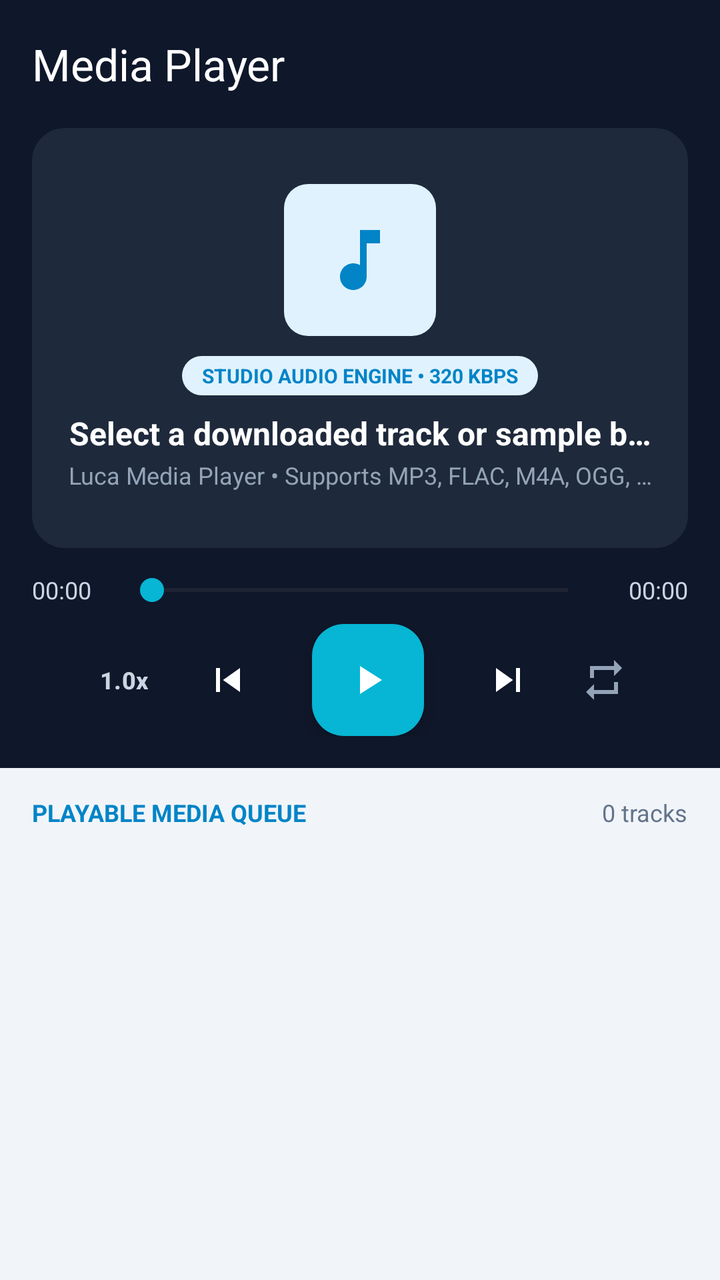
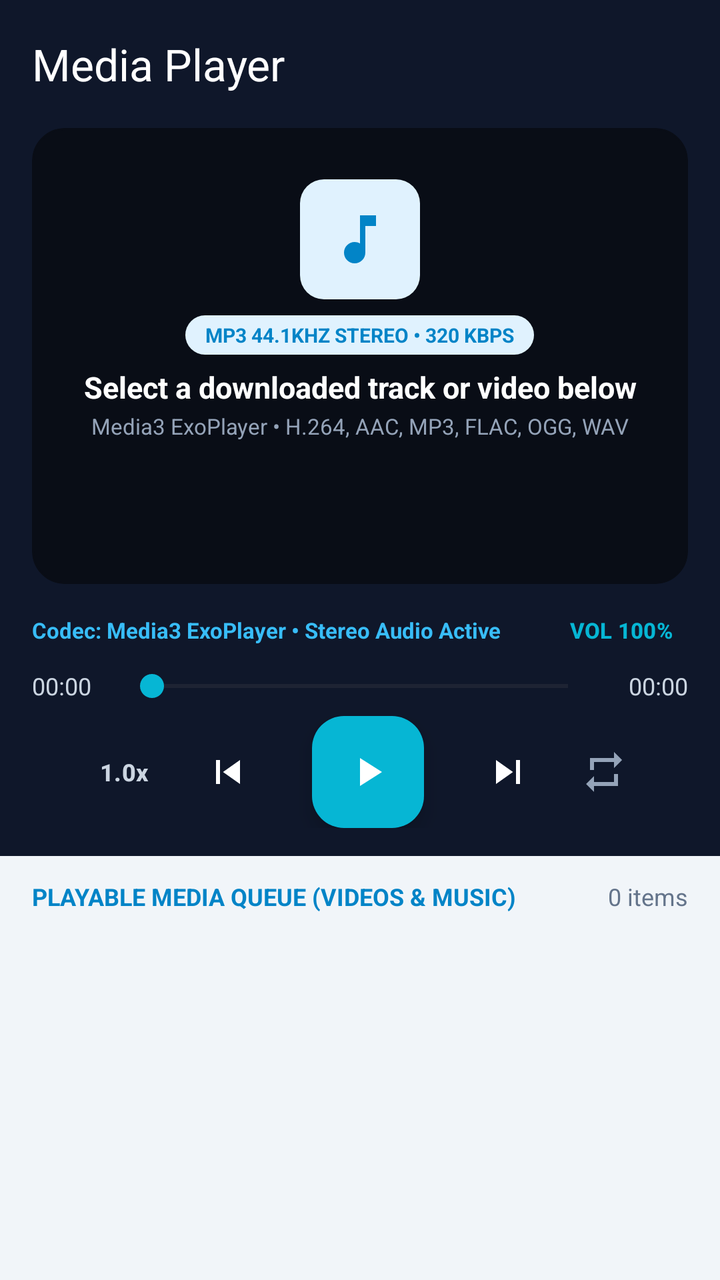

An Android layout rendered at two revisions. The XML below is the earlier revision; the diff shows what the commit changed to produce the second picture.
<!-- AndroidManifest.xml: activity theme Theme.DownloadManager -->
<!-- res/layout/activity_media_player.xml -->
<?xml version="1.0" encoding="utf-8"?>
<LinearLayout
    xmlns:android="http://schemas.android.com/apk/res/android"
    xmlns:app="http://schemas.android.com/apk/res-auto"
    xmlns:tools="http://schemas.android.com/tools"
    android:layout_width="match_parent"
    android:layout_height="match_parent"
    android:background="@color/colorBackground"
    android:orientation="vertical"
    tools:context=".activity.MediaPlayerActivity">

    <com.google.android.material.appbar.MaterialToolbar
        android:id="@+id/toolbar"
        android:layout_width="match_parent"
        android:layout_height="?attr/actionBarSize"
        android:background="@color/colorHeaderBg"
        app:navigationIconTint="@android:color/white"
        app:title="@string/media_player"
        app:titleTextColor="@android:color/white" />

    
    <LinearLayout
        android:layout_width="match_parent"
        android:layout_height="wrap_content"
        android:background="@color/colorHeaderBg"
        android:orientation="vertical"
        android:paddingHorizontal="16dp"
        android:paddingBottom="16dp">

        <FrameLayout
            android:id="@+id/mediaStageContainer"
            android:layout_width="match_parent"
            android:layout_height="210dp"
            android:background="@drawable/card_background"
            android:backgroundTint="@color/colorDashboardCard">

            
            <VideoView
                android:id="@+id/videoView"
                android:layout_width="match_parent"
                android:layout_height="match_parent"
                android:layout_gravity="center"
                android:visibility="gone" />

            
            <LinearLayout
                android:id="@+id/audioVisualizerContainer"
                android:layout_width="match_parent"
                android:layout_height="match_parent"
                android:gravity="center"
                android:orientation="vertical"
                android:padding="16dp">

                <FrameLayout
                    android:layout_width="76dp"
                    android:layout_height="76dp"
                    android:background="@drawable/icon_badge_background">

                    <ImageView
                        android:id="@+id/ivMediaArtwork"
                        android:layout_width="40dp"
                        android:layout_height="40dp"
                        android:layout_gravity="center"
                        android:contentDescription="@string/media_player"
                        android:src="@drawable/ic_music"
                        app:tint="@color/colorPrimary" />
                </FrameLayout>

                <TextView
                    android:id="@+id/tvNowPlayingBadge"
                    android:layout_width="wrap_content"
                    android:layout_height="wrap_content"
                    android:layout_marginTop="10dp"
                    android:background="@drawable/icon_badge_background"
                    android:paddingHorizontal="10dp"
                    android:paddingVertical="3dp"
                    android:text="STUDIO AUDIO ENGINE • 320 KBPS"
                    android:textColor="@color/colorPrimary"
                    android:textSize="10sp"
                    android:textStyle="bold" />

                <TextView
                    android:id="@+id/tvMediaTitle"
                    android:layout_width="match_parent"
                    android:layout_height="wrap_content"
                    android:layout_marginTop="8dp"
                    android:ellipsize="end"
                    android:gravity="center"
                    android:maxLines="1"
                    android:text="Select a downloaded track or sample below"
                    android:textColor="@android:color/white"
                    android:textSize="16sp"
                    android:textStyle="bold" />

                <TextView
                    android:id="@+id/tvMediaSubtitle"
                    android:layout_width="match_parent"
                    android:layout_height="wrap_content"
                    android:layout_marginTop="2dp"
                    android:ellipsize="end"
                    android:gravity="center"
                    android:maxLines="1"
                    android:text="Luca Media Player • Supports MP3, FLAC, M4A, OGG, MP4, MKV"
                    android:textColor="#94A3B8"
                    android:textSize="12sp" />
            </LinearLayout>
        </FrameLayout>

        
        <LinearLayout
            android:layout_width="match_parent"
            android:layout_height="wrap_content"
            android:layout_marginTop="12dp"
            android:gravity="center_vertical"
            android:orientation="horizontal">

            <TextView
                android:id="@+id/tvCurrentTime"
                android:layout_width="44dp"
                android:layout_height="wrap_content"
                android:text="00:00"
                android:textColor="#CBD5E1"
                android:textSize="12sp" />

            <SeekBar
                android:id="@+id/seekBarMedia"
                android:layout_width="0dp"
                android:layout_height="wrap_content"
                android:layout_weight="1"
                android:max="1000"
                android:progress="0"
                android:progressTint="@color/colorAccent"
                android:thumbTint="@color/colorAccent" />

            <TextView
                android:id="@+id/tvTotalDuration"
                android:layout_width="44dp"
                android:layout_height="wrap_content"
                android:gravity="end"
                android:text="00:00"
                android:textColor="#CBD5E1"
                android:textSize="12sp" />
        </LinearLayout>

        
        <LinearLayout
            android:layout_width="match_parent"
            android:layout_height="wrap_content"
            android:layout_marginTop="8dp"
            android:gravity="center"
            android:orientation="horizontal">

            <com.google.android.material.button.MaterialButton
                android:id="@+id/btnPlaybackSpeed"
                style="@style/Widget.Material3.Button.TextButton"
                android:layout_width="56dp"
                android:layout_height="40dp"
                android:insetTop="0dp"
                android:insetBottom="0dp"
                android:padding="0dp"
                android:text="1.0x"
                android:textColor="#CBD5E1"
                android:textSize="12sp"
                android:textStyle="bold" />

            <ImageButton
                android:id="@+id/btnPrevTrack"
                android:layout_width="48dp"
                android:layout_height="48dp"
                android:background="?attr/selectableItemBackgroundBorderless"
                android:contentDescription="Previous"
                android:src="@drawable/ic_skip_previous"
                app:tint="@android:color/white" />

            <com.google.android.material.floatingactionbutton.FloatingActionButton
                android:id="@+id/fabPlayPause"
                android:layout_width="wrap_content"
                android:layout_height="wrap_content"
                android:layout_marginHorizontal="18dp"
                android:contentDescription="@string/resume"
                android:src="@drawable/ic_play"
                app:backgroundTint="@color/colorAccent"
                app:fabCustomSize="56dp"
                app:tint="@android:color/white" />

            <ImageButton
                android:id="@+id/btnNextTrack"
                android:layout_width="48dp"
                android:layout_height="48dp"
                android:background="?attr/selectableItemBackgroundBorderless"
                android:contentDescription="Next"
                android:src="@drawable/ic_skip_next"
                app:tint="@android:color/white" />

            <ImageButton
                android:id="@+id/btnRepeatToggle"
                android:layout_width="48dp"
                android:layout_height="48dp"
                android:background="?attr/selectableItemBackgroundBorderless"
                android:contentDescription="Repeat"
                android:src="@drawable/ic_repeat"
                app:tint="#94A3B8" />
        </LinearLayout>
    </LinearLayout>

    
    <LinearLayout
        android:layout_width="match_parent"
        android:layout_height="wrap_content"
        android:gravity="center_vertical"
        android:orientation="horizontal"
        android:paddingHorizontal="16dp"
        android:paddingTop="14dp"
        android:paddingBottom="6dp">

        <TextView
            android:layout_width="0dp"
            android:layout_height="wrap_content"
            android:layout_weight="1"
            android:text="PLAYABLE MEDIA QUEUE"
            android:textColor="@color/colorPrimary"
            android:textSize="12sp"
            android:textStyle="bold" />

        <TextView
            android:id="@+id/tvQueueCount"
            android:layout_width="wrap_content"
            android:layout_height="wrap_content"
            android:text="0 tracks"
            android:textColor="@color/gray"
            android:textSize="12sp" />
    </LinearLayout>

    <androidx.recyclerview.widget.RecyclerView
        android:id="@+id/rvMediaQueue"
        android:layout_width="match_parent"
        android:layout_height="0dp"
        android:layout_weight="1"
        android:clipToPadding="false"
        android:paddingHorizontal="12dp"
        android:paddingBottom="16dp" />

</LinearLayout>
<!-- resources referenced by this layout -->
<resources>
  <color name="colorAccent">#FF06B6D4</color>
  <color name="colorBackground">#FFF1F5F9</color>
  <color name="colorDashboardCard">#FF1E293B</color>
  <color name="colorHeaderBg">#FF0F172A</color>
  <color name="colorPrimary">#FF0284C7</color>
  <color name="gray">#FF64748B</color>
  <!-- drawable card_background (drawable) -->
  <?xml version="1.0" encoding="utf-8"?>
  <shape xmlns:android="http://schemas.android.com/apk/res/android">
      <solid android:color="@color/colorSurface" />
      <corners android:radius="16dp" />
      <stroke android:width="1dp" android:color="@color/colorBorder" />
  </shape>
  <!-- drawable ic_music (drawable) -->
  <?xml version="1.0" encoding="utf-8"?>
  <vector xmlns:android="http://schemas.android.com/apk/res/android"
      android:width="24dp"
      android:height="24dp"
      android:viewportWidth="24"
      android:viewportHeight="24">
      <path
          android:fillColor="#FF000000"
          android:pathData="M12,3v10.55c-0.59,-0.34 -1.27,-0.55 -2,-0.55 -2.21,0 -4,1.79 -4,4s1.79,4 4,4 4,-1.79 4,-4V7h4V3h-6z" />
  </vector>
  <!-- drawable ic_play (drawable) -->
  <?xml version="1.0" encoding="utf-8"?>
  <vector xmlns:android="http://schemas.android.com/apk/res/android"
      android:width="24dp"
      android:height="24dp"
      android:viewportWidth="24"
      android:viewportHeight="24">
      <path
          android:fillColor="#FF000000"
          android:pathData="M8,5v14l11,-7z" />
  </vector>
  <!-- drawable ic_repeat (drawable) -->
  <?xml version="1.0" encoding="utf-8"?>
  <vector xmlns:android="http://schemas.android.com/apk/res/android"
      android:width="24dp"
      android:height="24dp"
      android:viewportWidth="24"
      android:viewportHeight="24">
      <path
          android:fillColor="#FFFFFFFF"
          android:pathData="M7,7h10v3l4,-4 -4,-4v3H5v6h2V7zM17,17H7v-3l-4,4 4,4v-3h12v-6h-2v4z" />
  </vector>
  <!-- drawable ic_skip_next (drawable) -->
  <?xml version="1.0" encoding="utf-8"?>
  <vector xmlns:android="http://schemas.android.com/apk/res/android"
      android:width="24dp"
      android:height="24dp"
      android:viewportWidth="24"
      android:viewportHeight="24">
      <path
          android:fillColor="#FFFFFFFF"
          android:pathData="M6,18l8.5,-6L6,6v12zM16,6v12h2V6h-2z" />
  </vector>
  <!-- drawable ic_skip_previous (drawable) -->
  <?xml version="1.0" encoding="utf-8"?>
  <vector xmlns:android="http://schemas.android.com/apk/res/android"
      android:width="24dp"
      android:height="24dp"
      android:viewportWidth="24"
      android:viewportHeight="24">
      <path
          android:fillColor="#FFFFFFFF"
          android:pathData="M6,6h2v12H6zM9.5,12l8.5,6V6z" />
  </vector>
  <!-- drawable icon_badge_background (drawable) -->
  <?xml version="1.0" encoding="utf-8"?>
  <shape xmlns:android="http://schemas.android.com/apk/res/android">
      <solid android:color="@color/icon_bg_tint" />
      <corners android:radius="12dp" />
  </shape>
  <string name="media_player">Media Player</string>
  <string name="resume">Resume</string>
  <color name="colorSurface">#FFFFFFFF</color>
  <color name="colorBorder">#FFE2E8F0</color>
  <color name="icon_bg_tint">#FFE0F2FE</color>
  <color name="colorPrimaryDark">#FF0F172A</color>
  <color name="colorOnPrimary">#FFFFFFFF</color>
  <color name="colorOnSurface">#FF0F172A</color>
  <!-- unchanged entries left out for length: 1 -->
</resources>

<!-- the commit's change to res/layout/activity_media_player.xml (unified diff, before → after) -->
@@ -25,22 +25,80 @@
         android:background="@color/colorHeaderBg"
         android:orientation="vertical"
         android:paddingHorizontal="16dp"
-        android:paddingBottom="16dp">
+        android:paddingBottom="14dp">
 
         <FrameLayout
             android:id="@+id/mediaStageContainer"
             android:layout_width="match_parent"
-            android:layout_height="210dp"
+            android:layout_height="228dp"
             android:background="@drawable/card_background"
-            android:backgroundTint="@color/colorDashboardCard">
+            android:backgroundTint="#090D16"
+            android:clipToOutline="true">
 
             
-            <VideoView
-                android:id="@+id/videoView"
+            <androidx.media3.ui.PlayerView
+                android:id="@+id/playerView"
                 android:layout_width="match_parent"
                 android:layout_height="match_parent"
                 android:layout_gravity="center"
+                android:visibility="gone"
+                app:resize_mode="fit"
+                app:shutter_background_color="#090D16"
+                app:surface_type="texture_view"
+                app:use_controller="false" />
+
+            
+            <FrameLayout
+                android:id="@+id/videoOverlayContainer"
+                android:layout_width="match_parent"
+                android:layout_height="match_parent"
                 android:visibility="gone" />
+
+            
+            <LinearLayout
+                android:id="@+id/videoHudBar"
+                android:layout_width="match_parent"
+                android:layout_height="wrap_content"
+                android:layout_gravity="top"
+                android:background="#990F172A"
+                android:gravity="center_vertical"
+                android:orientation="horizontal"
+                android:paddingHorizontal="12dp"
+                android:paddingVertical="8dp"
+                android:visibility="gone">
+
+                <ImageView
+                    android:layout_width="18dp"
+                    android:layout_height="18dp"
+                    android:contentDescription="@string/videos"
+                    android:src="@drawable/ic_video"
+                    app:tint="@color/colorAccent" />
+
+                <TextView
+                    android:id="@+id/tvVideoHudTitle"
+                    android:layout_width="0dp"
+                    android:layout_height="wrap_content"
+                    android:layout_marginHorizontal="8dp"
+                    android:layout_weight="1"
+                    android:ellipsize="end"
+                    android:maxLines="1"
+                    android:text="Video.mp4"
+                    android:textColor="@android:color/white"
+                    android:textSize="13sp"
+                    android:textStyle="bold" />
+
+                <TextView
+                    android:id="@+id/tvVideoHudBadge"
+                    android:layout_width="wrap_content"
+                    android:layout_height="wrap_content"
+                    android:background="@drawable/icon_badge_background"
+                    android:paddingHorizontal="8dp"
+                    android:paddingVertical="2dp"
+                    android:text="H.264 + AAC"
+                    android:textColor="@color/colorPrimary"
+                    android:textSize="10sp"
+                    android:textStyle="bold" />
+            </LinearLayout>
 
             
             <LinearLayout
@@ -49,17 +107,17 @@
                 android:layout_height="match_parent"
                 android:gravity="center"
                 android:orientation="vertical"
-                android:padding="16dp">
+                android:padding="14dp">
 
                 <FrameLayout
-                    android:layout_width="76dp"
-                    android:layout_height="76dp"
+                    android:layout_width="60dp"
+                    android:layout_height="60dp"
                     android:background="@drawable/icon_badge_background">
 
                     <ImageView
                         android:id="@+id/ivMediaArtwork"
-                        android:layout_width="40dp"
-                        android:layout_height="40dp"
+                        android:layout_width="32dp"
+                        android:layout_height="32dp"
                         android:layout_gravity="center"
                         android:contentDescription="@string/media_player"
                         android:src="@drawable/ic_music"
@@ -70,11 +128,11 @@
                     android:id="@+id/tvNowPlayingBadge"
                     android:layout_width="wrap_content"
                     android:layout_height="wrap_content"
-                    android:layout_marginTop="10dp"
+                    android:layout_marginTop="8dp"
                     android:background="@drawable/icon_badge_background"
                     android:paddingHorizontal="10dp"
                     android:paddingVertical="3dp"
-                    android:text="STUDIO AUDIO ENGINE • 320 KBPS"
+                    android:text="MP3 44.1KHZ STEREO • 320 KBPS"
                     android:textColor="@color/colorPrimary"
                     android:textSize="10sp"
                     android:textStyle="bold" />
@@ -83,13 +141,13 @@
                     android:id="@+id/tvMediaTitle"
                     android:layout_width="match_parent"
                     android:layout_height="wrap_content"
-                    android:layout_marginTop="8dp"
+                    android:layout_marginTop="6dp"
                     android:ellipsize="end"
                     android:gravity="center"
                     android:maxLines="1"
-                    android:text="Select a downloaded track or sample below"
+                    android:text="Select a downloaded track or video below"
                     android:textColor="@android:color/white"
-                    android:textSize="16sp"
+                    android:textSize="15sp"
                     android:textStyle="bold" />
 
                 <TextView
@@ -100,9 +158,16 @@
                     android:ellipsize="end"
                     android:gravity="center"
                     android:maxLines="1"
-                    android:text="Luca Media Player • Supports MP3, FLAC, M4A, OGG, MP4, MKV"
+                    android:text="Media3 ExoPlayer • H.264, AAC, MP3, FLAC, OGG, WAV"
                     android:textColor="#94A3B8"
-                    android:textSize="12sp" />
+                    android:textSize="11sp" />
+
+                
+                <FrameLayout
+                    android:id="@+id/audioSpectrumHost"
+                    android:layout_width="match_parent"
+                    android:layout_height="38dp"
+                    android:layout_marginTop="8dp" />
             </LinearLayout>
         </FrameLayout>
 
@@ -110,7 +175,43 @@
         <LinearLayout
             android:layout_width="match_parent"
             android:layout_height="wrap_content"
-            android:layout_marginTop="12dp"
+            android:layout_marginTop="8dp"
+            android:gravity="center_vertical"
+            android:orientation="horizontal">
+
+            <TextView
+                android:id="@+id/tvCodecStatus"
+                android:layout_width="0dp"
+                android:layout_height="wrap_content"
+                android:layout_weight="1"
+                android:ellipsize="end"
+                android:maxLines="1"
+                android:text="Codec: Media3 ExoPlayer • Stereo Audio Active"
+                android:textColor="#38BDF8"
+                android:textSize="11sp"
+                android:textStyle="bold" />
+
+            <com.google.android.material.button.MaterialButton
+                android:id="@+id/btnVolumeToggle"
+                style="@style/Widget.Material3.Button.TextButton"
+                android:layout_width="wrap_content"
+                android:layout_height="30dp"
+                android:insetTop="0dp"
+                android:insetBottom="0dp"
+                android:minWidth="64dp"
+                android:paddingHorizontal="8dp"
+                android:paddingVertical="0dp"
+                android:text="VOL 100%"
+                android:textColor="@color/colorAccent"
+                android:textSize="11sp"
+                android:textStyle="bold" />
+        </LinearLayout>
+
+        
+        <LinearLayout
+            android:layout_width="match_parent"
+            android:layout_height="wrap_content"
+            android:layout_marginTop="4dp"
             android:gravity="center_vertical"
             android:orientation="horizontal">
 
@@ -146,7 +247,7 @@
         <LinearLayout
             android:layout_width="match_parent"
             android:layout_height="wrap_content"
-            android:layout_marginTop="8dp"
+            android:layout_marginTop="6dp"
             android:gravity="center"
             android:orientation="horizontal">
 
@@ -210,14 +311,14 @@
         android:gravity="center_vertical"
         android:orientation="horizontal"
         android:paddingHorizontal="16dp"
-        android:paddingTop="14dp"
+        android:paddingTop="12dp"
         android:paddingBottom="6dp">
 
         <TextView
             android:layout_width="0dp"
             android:layout_height="wrap_content"
             android:layout_weight="1"
-            android:text="PLAYABLE MEDIA QUEUE"
+            android:text="PLAYABLE MEDIA QUEUE (VIDEOS &amp; MUSIC)"
             android:textColor="@color/colorPrimary"
             android:textSize="12sp"
             android:textStyle="bold" />
@@ -226,7 +327,7 @@
             android:id="@+id/tvQueueCount"
             android:layout_width="wrap_content"
             android:layout_height="wrap_content"
-            android:text="0 tracks"
+            android:text="0 items"
             android:textColor="@color/gray"
             android:textSize="12sp" />
     </LinearLayout>
<!-- resource entries referenced after the edit -->
@@ -2,7 +2,6 @@
 <resources>
   <color name="colorAccent">#FF06B6D4</color>
   <color name="colorBackground">#FFF1F5F9</color>
-  <color name="colorDashboardCard">#FF1E293B</color>
   <color name="colorHeaderBg">#FF0F172A</color>
   <color name="colorPrimary">#FF0284C7</color>
   <color name="gray">#FF64748B</color>
@@ -68,6 +67,17 @@
           android:fillColor="#FFFFFFFF"
           android:pathData="M6,6h2v12H6zM9.5,12l8.5,6V6z" />
   </vector>
+  <!-- drawable ic_video (drawable) -->
+  <?xml version="1.0" encoding="utf-8"?>
+  <vector xmlns:android="http://schemas.android.com/apk/res/android"
+      android:width="24dp"
+      android:height="24dp"
+      android:viewportWidth="24"
+      android:viewportHeight="24">
+      <path
+          android:fillColor="#FF000000"
+          android:pathData="M12,2C6.48,2 2,6.48 2,12s4.48,10 10,10 10,-4.48 10,-10S17.52,2 12,2zm-2,14.5v-9l6,4.5-6,4.5z" />
+  </vector>
   <!-- drawable icon_badge_background (drawable) -->
   <?xml version="1.0" encoding="utf-8"?>
   <shape xmlns:android="http://schemas.android.com/apk/res/android">
@@ -76,6 +86,7 @@
   </shape>
   <string name="media_player">Media Player</string>
   <string name="resume">Resume</string>
+  <string name="videos">Videos</string>
   <color name="colorSurface">#FFFFFFFF</color>
   <color name="colorBorder">#FFE2E8F0</color>
   <color name="icon_bg_tint">#FFE0F2FE</color>
